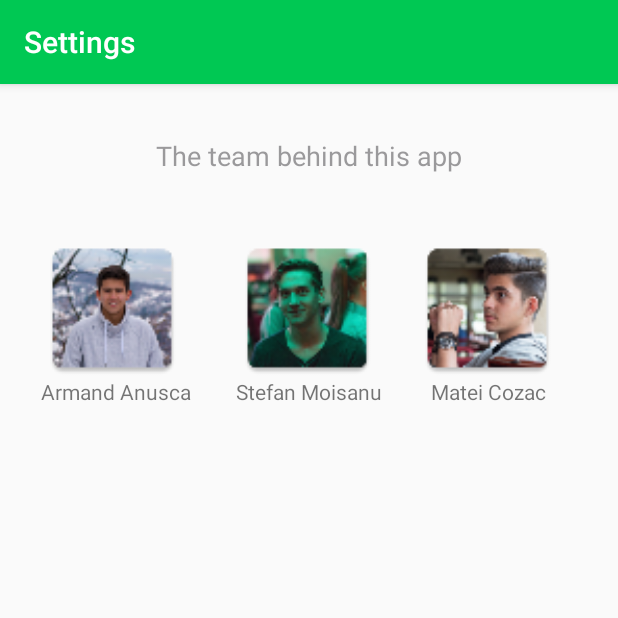
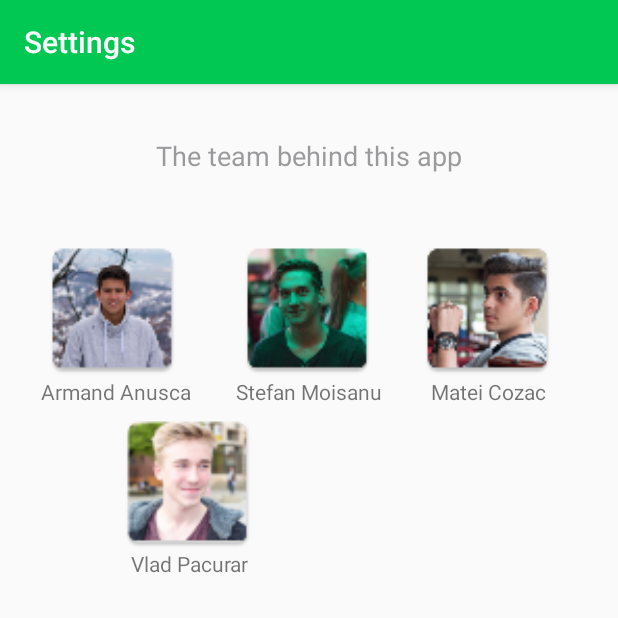
Before and after one commit to armandanusca/FinMath, an Android app: the Settings screen opened directly, with no data from a screen before it, on a phone screen of 412 x 824 dp, the top half of it. Run offline under Robolectric (Android 15) with nearby library versions, the phone set to English and light mode, and no system bars; 4 statements that could not run were skipped.

Commit message:
Vaginus gets into the team
Welcome to a new member

```diff
--- a/app/src/main/java/com/example/lyostudio/finmath/Settings.java
+++ b/app/src/main/java/com/example/lyostudio/finmath/Settings.java
@@ -3,12 +3,10 @@ package com.example.lyostudio.finmath;
 import android.net.Uri;
 import android.os.Bundle;
 import android.support.v7.app.AppCompatActivity;
-import android.widget.ImageView;
 
 import com.google.android.gms.appindexing.Action;
 import com.google.android.gms.appindexing.AppIndex;
 import com.google.android.gms.common.api.GoogleApiClient;
-import com.squareup.picasso.Picasso;
 
 public class Settings extends AppCompatActivity {
 
--- a/app/src/main/res/layout/settings.xml
+++ b/app/src/main/res/layout/settings.xml
@@ -65,4 +65,21 @@
         android:layout_marginLeft="275dp"
         android:layout_alignParentStart="true" />
 
+    <TextView
+        android:layout_width="wrap_content"
+        android:layout_height="wrap_content"
+        android:text="Vlad Pacurar"
+        android:id="@+id/vanus"
+        android:layout_marginTop="310dp"
+        android:layout_marginLeft="87dp" />
+
+    <ImageView
+        android:layout_width="100dp"
+        android:layout_height="100dp"
+        android:id="@+id/vaginus"
+        android:src="@mipmap/vaginus"
+        android:layout_marginTop="215dp"
+        android:layout_marginLeft="75dp"
+        android:layout_alignParentStart="true" />
+
 </RelativeLayout>
```
Also changed, not shown: app/src/main/res/mipmap-hdpi/vaginus.png (added), app/src/main/res/mipmap-mdpi/vaginus.png (added), app/src/main/res/mipmap-xhdpi/vaginus.png (added), app/src/main/res/mipmap-xxhdpi/vaginus.png (added), app/src/main/res/mipmap-xxxhdpi/vaginus.png (added), app/src/main/vaginus-web.png (added).
